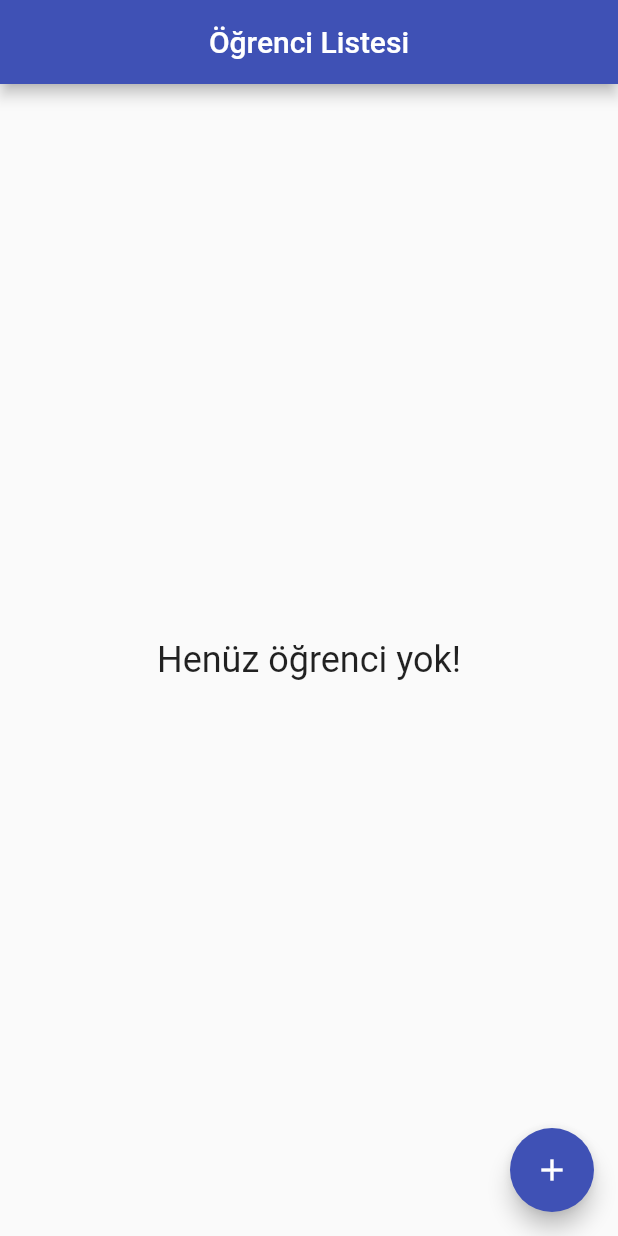
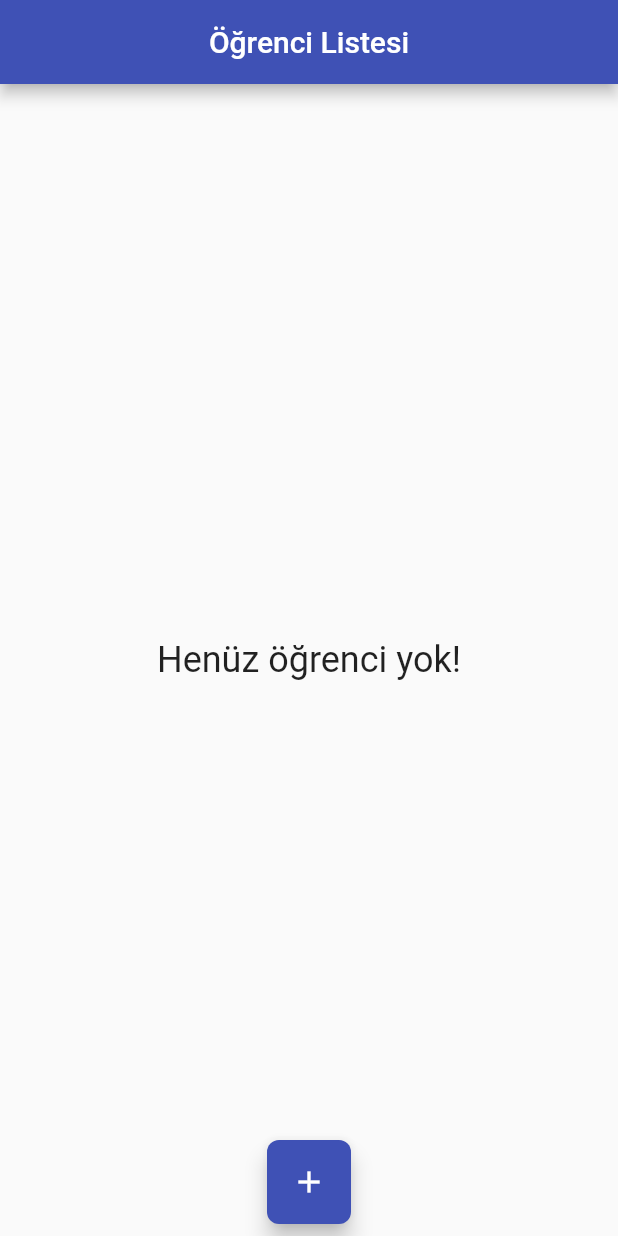
Before and after one commit to byyasar/flutter_application_hive, a Flutter app: the screen it shows after launch, on a phone screen of 412 x 824 dp. Run offline on Flutter 3.47's test engine with Material 2 defaults, Android fonts, the light colour scheme and no system bars; our stand-ins replace hive, hive_flutter; accounts and stored records are empty.

```diff
--- a/lib/main.dart
+++ b/lib/main.dart
@@ -3,7 +3,6 @@ import 'package:flutter_application_hive/constants/app_constants.dart';
 import 'package:flutter_application_hive/model/task_model.dart';
 import 'package:flutter_application_hive/ogrenci/model/ogrenci_model.dart';
 import 'package:flutter_application_hive/ogrenci/view/ogrenci_view.dart';
-import 'package:flutter_application_hive/view/mainpage_view.dart';
 import 'package:hive/hive.dart';
 import 'package:hive_flutter/hive_flutter.dart';
 
--- a/lib/ogrenci/view/ogrenci_view.dart
+++ b/lib/ogrenci/view/ogrenci_view.dart
@@ -1,7 +1,6 @@
 import 'package:flutter/material.dart';
 import 'package:flutter_application_hive/ogrenci/dialog/ogrenci_dialog.dart';
 import 'package:flutter_application_hive/ogrenci/model/ogrenci_model.dart';
-import 'package:flutter_application_hive/transaction_dialog.dart';
 import 'package:flutter_application_hive/ui/widget/ogrenci_card.dart';
 import 'package:flutter_application_hive/view/boxes.dart';
 import 'package:hive/hive.dart';
@@ -52,12 +51,18 @@ class _OgrencipageViewState extends State<OgrencipageView> {
             return buildContent(transactions);
           },
         ),
-        floatingActionButton: FloatingActionButton(
-          child: const Icon(Icons.add),
-          onPressed: () => showDialog(
-            context: context,
-            builder: (context) => OgrenciDialog(
-              onClickedDone: addTransaction,
+        floatingActionButtonLocation: FloatingActionButtonLocation.centerDocked,
+        floatingActionButton: Padding(
+          padding: const EdgeInsets.all(8.0),
+          child: FloatingActionButton(
+            shape:
+                RoundedRectangleBorder(borderRadius: BorderRadius.circular(8)),
+            child: const Icon(Icons.add),
+            onPressed: () => showDialog(
+              context: context,
+              builder: (context) => OgrenciDialog(
+                onClickedDone: addTransaction,
+              ),
             ),
           ),
         ),
```
Also changed, not shown: lib/ogrenci/dialog/ogrenci_dialog.dart (+11 -1 lines).
